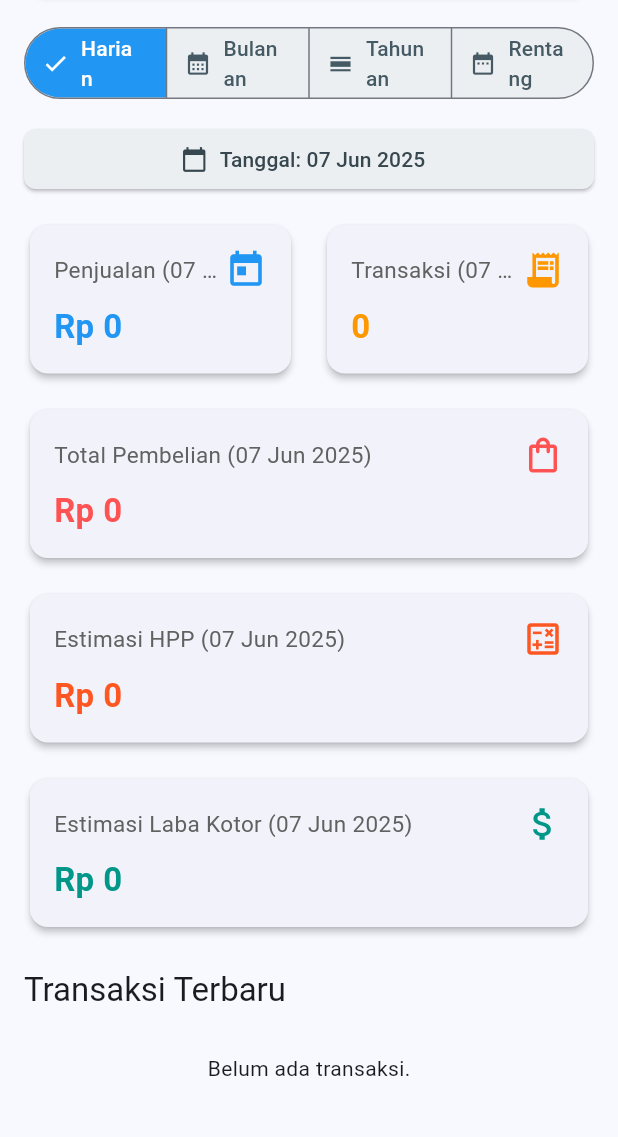
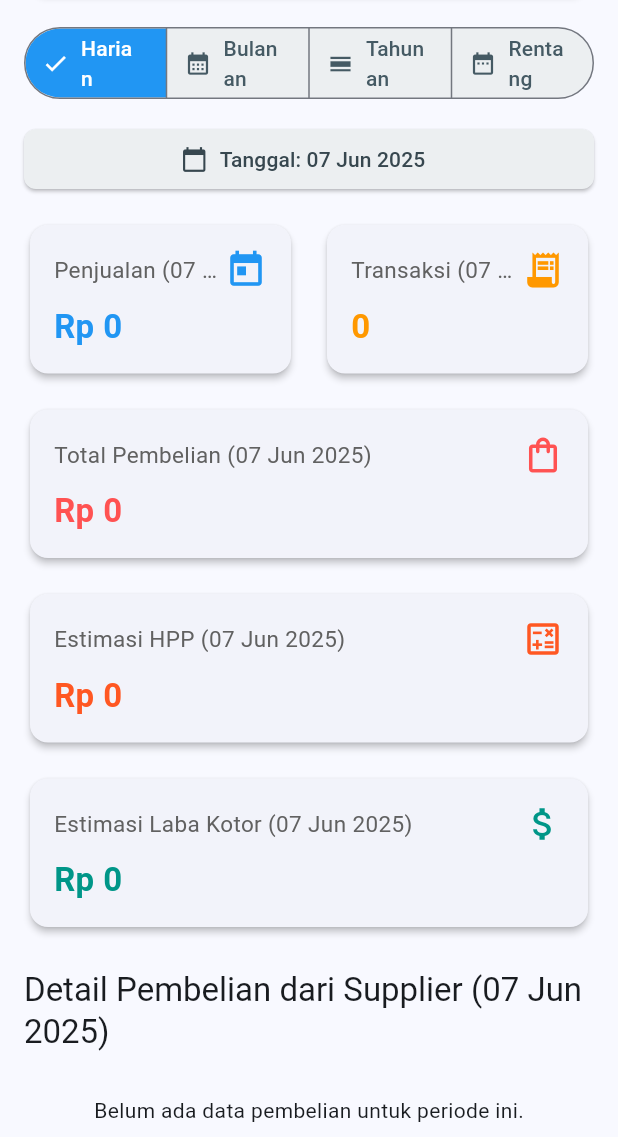
Before and after one commit to billdansr/rosapp, a Flutter app: the screen it shows after launch, scrolled down 115 dp, on a phone screen of 412 x 824 dp, the part 99-1236 px from its top. Run offline on Flutter 3.47's test engine with Material 3 defaults, Android fonts, the phone set to English and light mode, and no system bars; our stand-ins replace camera, fl_chart, pdf, printing, sqflite_common_ffi; missing offline and left inert: zxing_lib; accounts and stored records are empty.

Commit message:
Add purchase detail model and integrate into sales report and database helper

```diff
--- /dev/null
+++ b/lib/models/purchase_detail.dart
@@ -0,0 +1,36 @@
+import 'package:intl/intl.dart';
+
+class PurchaseDetail {
+  final int id;
+  final int productId;
+  final String productName;
+  final int quantityPurchased;
+  final double purchasePricePerUnit;
+  final double totalCost;
+  final DateTime purchaseDate;
+  final String? supplierName;
+
+  PurchaseDetail({
+    required this.id,
+    required this.productId,
+    required this.productName,
+    required this.quantityPurchased,
+    required this.purchasePricePerUnit,
+    required this.totalCost,
+    required this.purchaseDate,
+    this.supplierName,
+  });
+
+  factory PurchaseDetail.fromMap(Map<String, dynamic> map) {
+    return PurchaseDetail(
+      id: map['id'] as int,
+      productId: map['product_id'] as int,
+      productName: map['product_name'] as String? ?? 'Produk Tidak Dikenal',
+      quantityPurchased: map['quantity_purchased'] as int,
+      purchasePricePerUnit: map['purchase_price_per_unit'] as double,
+      totalCost: map['total_cost'] as double,
+      purchaseDate: DateTime.parse(map['purchase_date'] as String),
+      supplierName: map['supplier_name'] as String?,
+    );
+  }
+}
--- a/lib/screens/pos_screen.dart
+++ b/lib/screens/pos_screen.dart
@@ -66,7 +66,7 @@ class _PosScreenState extends State<PosScreen> {
     try {
       _cameraController = CameraController(
         cameraDescription,
-        ResolutionPreset.high,
+        ResolutionPreset.low, // Atau bahkan .low jika kualitas masih cukup
         enableAudio: false,
       );
       await _cameraController!.initialize().then((_) async {
--- a/lib/screens/sales_report_screen.dart
+++ b/lib/screens/sales_report_screen.dart
@@ -2,6 +2,7 @@ import 'package:flutter/material.dart';
 import 'package:intl/intl.dart';
 import 'package:fl_chart/fl_chart.dart'; // Import fl_chart
 import 'package:rosapp/models/transaction_detail.dart';
+import 'package:rosapp/models/purchase_detail.dart'; // Tambahkan import ini
 import 'package:rosapp/services/product_service.dart';
 import 'package:rosapp/widgets/app_drawer.dart';
 
@@ -41,6 +42,7 @@ class _SalesReportScreenState extends State<SalesReportScreen> {
   List<TransactionDetail> _recentTransactions = [];
   double _estimatedProfitForPeriod = 0.0;
   List<FlSpot> _salesChartData = [];
+  List<PurchaseDetail> _purchasesForPeriodReport = []; // State baru untuk detail pembelian
 
   @override
   void initState() {
@@ -95,6 +97,7 @@ class _SalesReportScreenState extends State<SalesReportScreen> {
       final purchasesForPeriod = await _productService.getTotalPurchasesForPeriod(startDate, endDate);
       final recent = await _productService.getRecentTransactions(limit: 5);
       final chartDataRaw = await _productService.getDailySalesForChart(startDate, endDate);
+      final purchasesReport = await _productService.getPurchasesForPeriodReport(startDate, endDate); // Ambil data pembelian
 
       List<FlSpot> chartSpots = [];
       if (chartDataRaw.isNotEmpty) {
@@ -145,6 +148,7 @@ class _SalesReportScreenState extends State<SalesReportScreen> {
         _recentTransactions = recent;
         _estimatedProfitForPeriod = salesForPeriod - cogsForPeriod;
         _salesChartData = chartSpots;
+        _purchasesForPeriodReport = purchasesReport; // Simpan data pembelian
         _isLoading = false;
       });
     } catch (e) {
@@ -347,6 +351,42 @@ class _SalesReportScreenState extends State<SalesReportScreen> {
                     icon: Icons.attach_money,
                     color: _estimatedProfitForPeriod >= 0 ? Colors.teal : Colors.pink,
                   ),
+                  const SizedBox(height: 24),
+                  // Bagian Baru: Detail Pembelian oleh Supplier
+                  Text(
+                    _getPeriodTitle('Detail Pembelian dari Supplier'),
+                    style: Theme.of(context).textTheme.titleLarge,
+                  ),
+                  const SizedBox(height: 8),
+                  _purchasesForPeriodReport.isEmpty
+                      ? const Center(
+                          child: Padding(
+                            padding: EdgeInsets.symmetric(vertical: 20.0),
+                            child: Text('Belum ada data pembelian untuk periode ini.'),
+                          ),
+                        )
+                      : Card(
+                          elevation: 2,
+                          child: Column(
+                            children: _purchasesForPeriodReport.map((purchase) {
+                              return ListTile(
+                                leading: CircleAvatar(
+                                  backgroundColor: Colors.orange.shade100,
+                                  child: const Icon(Icons.storefront_outlined, color: Colors.orange),
+                                ),
+                                title: Text(
+                                  '${purchase.productName} - ${currencyFormatter.format(purchase.totalCost)}',
+                                  style: const TextStyle(fontWeight: FontWeight.w500),
+                                ),
+                                subtitle: Text(
+                                  'Supplier: ${purchase.supplierName ?? "-"}\n'
+                                  'Tgl: ${DateFormat('dd MMM yyyy').format(purchase.purchaseDate)} | Jml: ${purchase.quantityPurchased} @ ${currencyFormatter.format(purchase.purchasePricePerUnit)}'
+                                ),
+                                isThreeLine: true,
+                              );
+                            }).toList(),
+                          ),
+                        ),
                   const SizedBox(height: 24),
                   Text(
                     'Transaksi Terbaru',
--- a/lib/services/db_helper.dart
+++ b/lib/services/db_helper.dart
@@ -4,8 +4,7 @@ import 'package:path/path.dart';
 class DBHelper {
   static Database? _database;
   static const String dbName = 'rosapp.db';
-      // NAIKKAN VERSI DATABASE untuk perubahan skema transaksi
-      static const int dbVersion = 5; // Sebelumnya 4
+  static const int dbVersion = 1;
 
   static Future<Database> get database async {
     if (_database != null) return _database!;
@@ -60,27 +59,16 @@ class DBHelper {
     await _createPurchasesTable(db); // Tambahkan ini
   }
 
-  // Metode untuk menangani upgrade database
+  // Metode untuk menangani upgrade database dari versi 1 ke versi berikutnya.
+  // Karena versi 1 sekarang adalah skema awal yang lengkap,
+  // migrasi historis sebelumnya tidak lagi relevan di sini.
   static Future<void> _onUpgrade(
       Database db, int oldVersion, int newVersion) async {
-    if (oldVersion < 2) {
-      await _createTransactionTables(db);
-    }
-    if (oldVersion < 3) { // Tambahkan blok ini untuk versi 3
-      await _createPurchasesTable(db);
-    }
-    if (oldVersion < 4) {
-      await db.execute("DROP TABLE IF EXISTS categories");
-      await db.execute('''
-          CREATE TABLE categories (
-            id INTEGER PRIMARY KEY AUTOINCREMENT NOT NULL,
-            name TEXT NOT NULL UNIQUE
-          )
-        ''');
-    }
-    if (oldVersion < 5) { // Perubahan skema transaksi
-      await _dropAndRecreateTransactionTables(db);
-    }
+    // Logika untuk migrasi dari v1 ke v2, v2 ke v3, dst., akan ditambahkan di sini di masa mendatang.
+    // Contoh:
+    // if (oldVersion < 2 && newVersion >= 2) {
+    //   // await db.execute('ALTER TABLE products ADD COLUMN new_column TEXT;');
+    // }
   }
   // Helper method untuk membuat tabel transaksi agar tidak duplikasi kode
   static Future<void> _createTransactionTables(Database db) async {
@@ -144,4 +132,18 @@ class DBHelper {
       )
     ''');
   }
+
+  // Mengambil detail pembelian untuk laporan dalam rentang tanggal tertentu
+  static Future<List<Map<String, dynamic>>> getPurchasesWithDetailsForPeriod(DateTime startDate, DateTime endDate) async {
+    final db = await database;
+    final String start = startDate.toIso8601String();
+    final String end = endDate.toIso8601String(); // Pastikan endDate mencakup keseluruhan hari jika perlu
+    return await db.rawQuery('''
+        SELECT p.*, pr.name as product_name
+        FROM purchases p
+        JOIN products pr ON p.product_id = pr.id
+        WHERE p.purchase_date BETWEEN ? AND ?
+        ORDER BY p.purchase_date DESC
+    ''', [start, end]);
+  }
 }
```
Also changed, not shown: lib/services/product_service.dart (+8 -0 lines).
